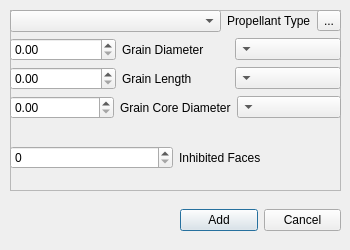
Qt form graindialog.ui (tuxxi/OpenBurn-old) before a commit.
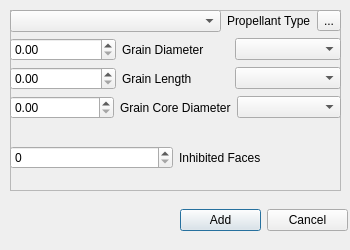
The same form after that commit.

What changed in the file:
```diff
--- a/graindialog.ui
+++ b/graindialog.ui
@@ -78,7 +78,7 @@
        <item>
         <widget class="QComboBox" name="grainDiaUnitsComboBox">
          <property name="layoutDirection">
-          <enum>Qt::RightToLeft</enum>
+          <enum>Qt::LeftToRight</enum>
          </property>
         </widget>
        </item>
@@ -103,7 +103,7 @@
        <item>
         <widget class="QComboBox" name="grainLenUnitsComboBox">
          <property name="layoutDirection">
-          <enum>Qt::RightToLeft</enum>
+          <enum>Qt::LeftToRight</enum>
          </property>
         </widget>
        </item>
@@ -131,7 +131,7 @@
        <item>
         <widget class="QComboBox" name="grainCoreDiaUnitsComboBox">
          <property name="layoutDirection">
-          <enum>Qt::RightToLeft</enum>
+          <enum>Qt::LeftToRight</enum>
          </property>
         </widget>
        </item>
@@ -163,7 +163,7 @@
     <rect>
      <x>180</x>
      <y>200</y>
-     <width>161</width>
+     <width>168</width>
      <height>41</height>
     </rect>
    </property>
```
